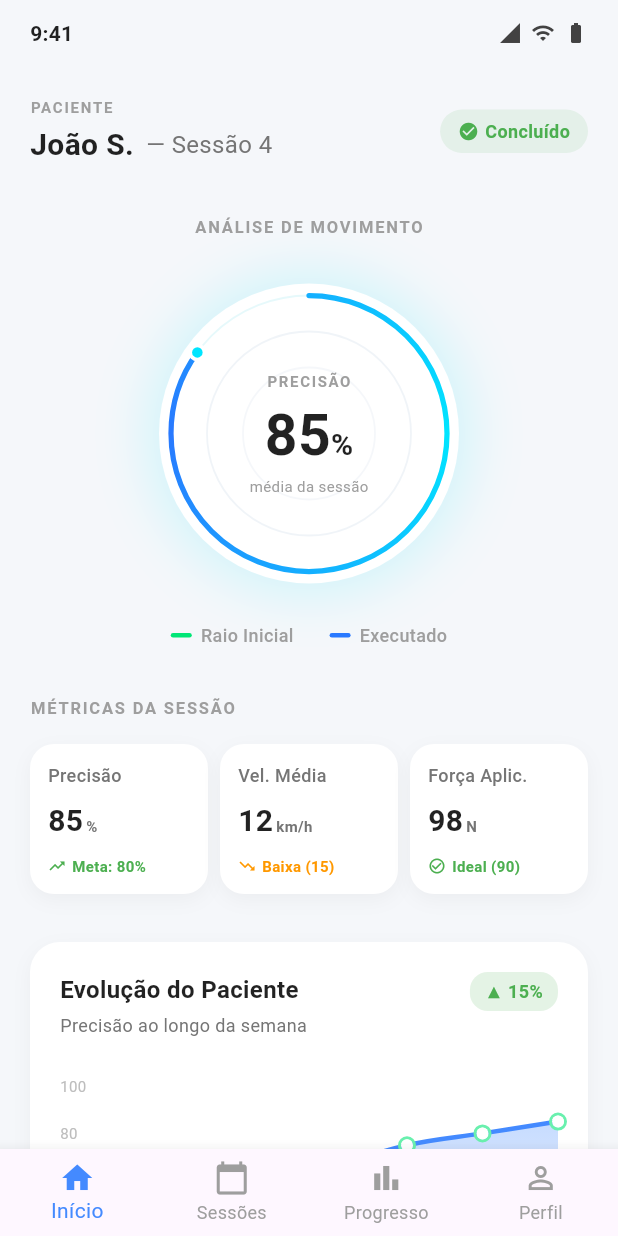
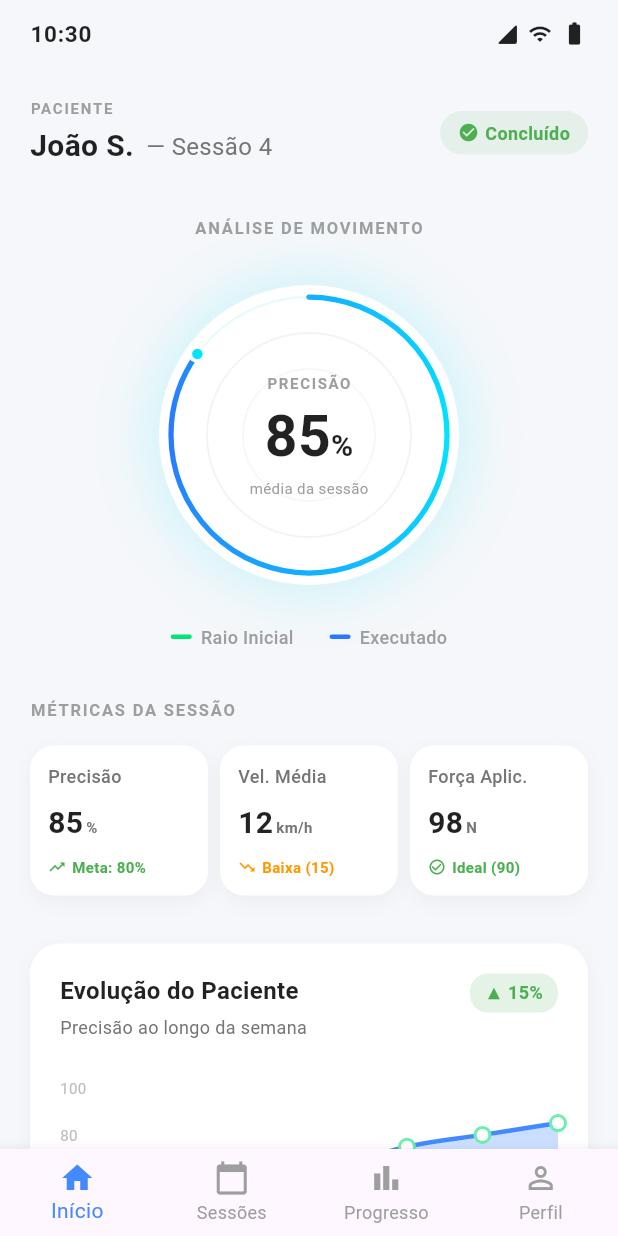
Before and after one commit to AndersonG14/Tela-de-Monitoramento, a Flutter app: the screen it shows after launch, on a phone screen of 412 x 824 dp. Run offline on Flutter 3.47's test engine with Material 3 defaults, Android fonts, the phone set to English and light mode, and no system bars; drawn by our look-alikes of fl_chart.

Commit message:
adicionando um DataTime e Timer para simular a hora em tempo real na barra de status

```diff
--- a/lib/widgets/mock_status_bar_widget.dart
+++ b/lib/widgets/mock_status_bar_widget.dart
@@ -1,34 +1,71 @@
 import 'package:flutter/material.dart';
+import 'dart:async';
 
-class MockStatusBarWidget extends StatelessWidget {
+class MockStatusBarWidget extends StatefulWidget {
   const MockStatusBarWidget({super.key});
 
   @override
+  State<MockStatusBarWidget> createState() => _MockStatusBarWidgetState();
+}
+
+class _MockStatusBarWidgetState extends State<MockStatusBarWidget> {
+  late Timer _timer;
+  String _currentTime = '';
+
+  @override
+  void initState() {
+    super.initState();
+    _updateTime();
+
+    // Configura um timer para rodar a cada 1 segundo.
+    // Usamos 1 segundo em vez de 1 minuto para que a virada do minuto na tela
+    _timer = Timer.periodic(const Duration(seconds: 1), (Timer t) => _updateTime());
+  }
+
+  void _updateTime() {
+    final now = DateTime.now();
+    // Formata a hora para ficar sempre com 2 dígitos (ex: 09:05)
+    final formattedTime = '${now.hour.toString().padLeft(2, '0')}:${now.minute.toString().padLeft(2, '0')}';
+
+    // Só atualiza a tela se o minuto tiver mudado para economizar processamento
+    if (_currentTime != formattedTime) {
+      setState(() {
+        _currentTime = formattedTime;
+      });
+    }
+  }
+
+  @override
+  void dispose() {
+    _timer.cancel();
+    super.dispose();
+  }
+
+  @override
   Widget build(BuildContext context) {
-    return Padding(
-      padding: const EdgeInsets.symmetric(horizontal: 20.0, vertical: 12.0),
+    return Container(
+      padding: const EdgeInsets.symmetric(horizontal: 20, vertical: 12),
       child: Row(
         mainAxisAlignment: MainAxisAlignment.spaceBetween,
         children: [
-          // Lado esquerdo: Hora
-          const Text(
-            '9:41',
-            style: TextStyle(
+          Text(
+            _currentTime,
+            style: const TextStyle(
+              fontSize: 15,
               fontWeight: FontWeight.w600,
-              fontSize: 14,
               color: Colors.black87,
-              letterSpacing: 0.2,
+              letterSpacing: 0.5,
             ),
           ),
 
-          // Lado direito: Ícones de status
-          Row(
+          const Row(
             children: [
-              Icon(Icons.signal_cellular_4_bar, size: 16, color: Colors.grey.shade800),
-              const SizedBox(width: 6),
-              Icon(Icons.wifi, size: 16, color: Colors.grey.shade800),
-              const SizedBox(width: 6),
-              Icon(Icons.battery_full, size: 16, color: Colors.grey.shade800),
+              Icon(Icons.signal_cellular_4_bar_rounded, size: 16, color: Colors.black87),
+              SizedBox(width: 6),
+              Icon(Icons.wifi, size: 16, color: Colors.black87),
+              SizedBox(width: 6),
+              // Simula o ícone de bateria (usando um container para parecer o do iOS)
+              Icon(Icons.battery_full_rounded, size: 18, color: Colors.black87),
             ],
           ),
         ],
```
